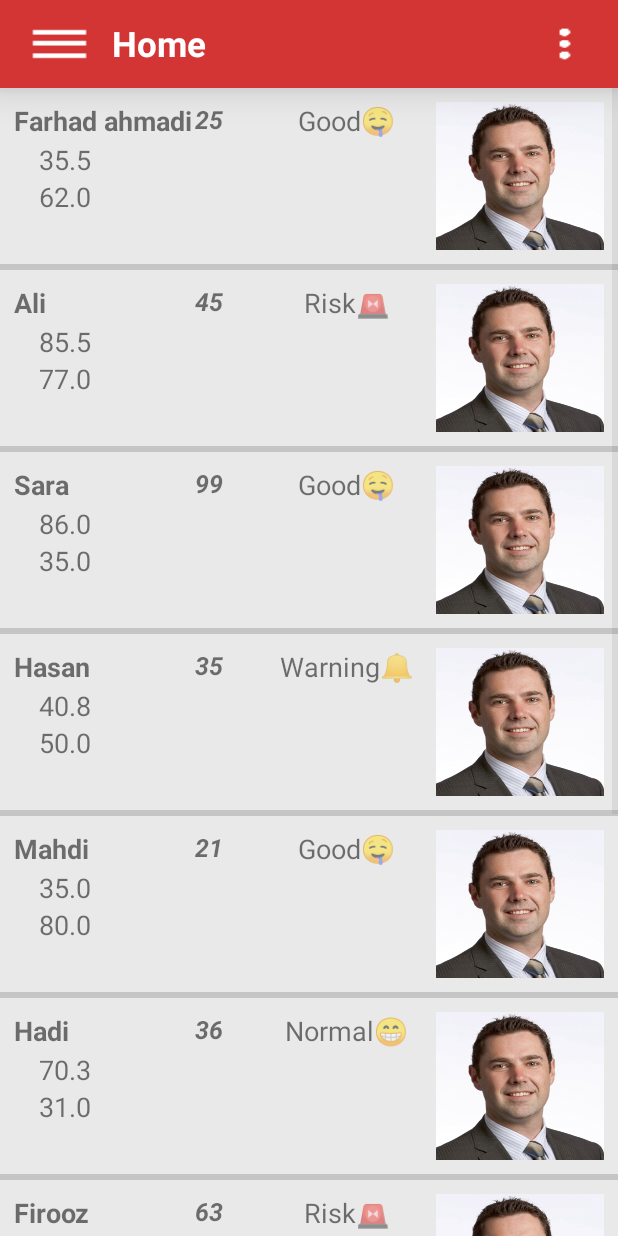
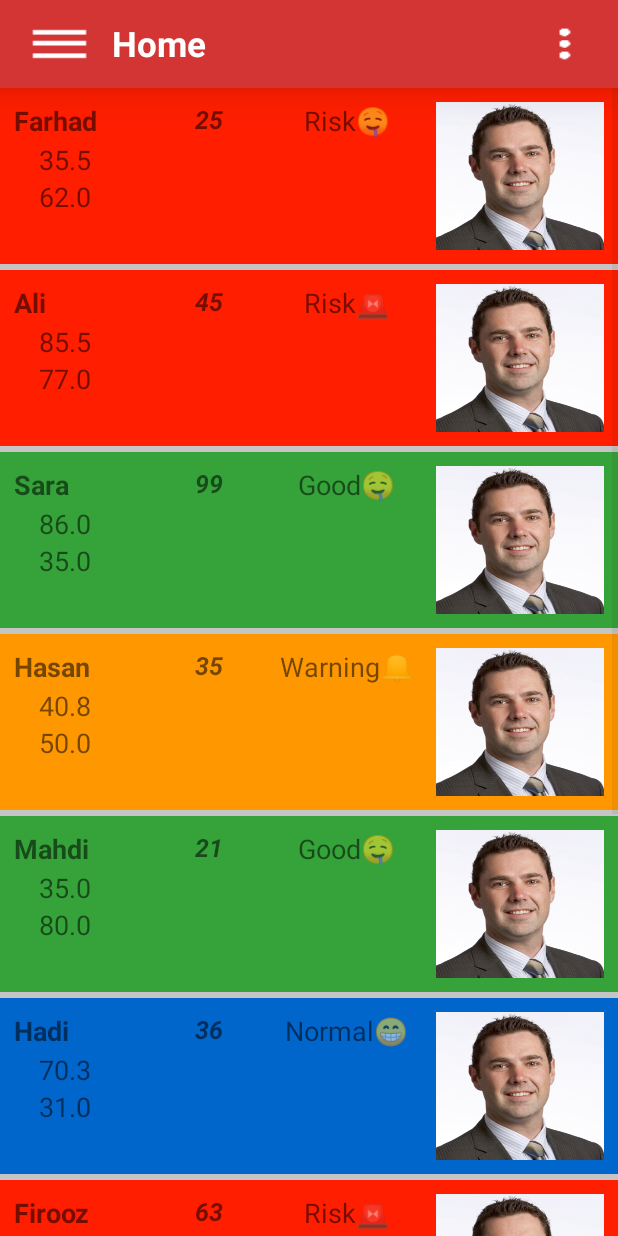
Before and after one commit to matihad/e-band, an Android app: the MainActivity screen opened directly, with no data from a screen before it, on a phone screen of 412 x 824 dp. Run offline under Robolectric (Android 15) with nearby library versions, the phone set to English and light mode, and no system bars; our stand-ins replace sdp/ssp sizes.

Commit message:
backround color of list view fixed

```diff
--- a/app/src/main/java/mahdihadian/gholhak/ehealth/MainActivity.java
+++ b/app/src/main/java/mahdihadian/gholhak/ehealth/MainActivity.java
@@ -1,6 +1,7 @@
 package mahdihadian.gholhak.ehealth;
 
 import android.content.Intent;
+import android.graphics.Color;
 import android.support.annotation.NonNull;
 import android.support.design.widget.NavigationView;
 import android.support.v4.view.GravityCompat;
@@ -15,6 +16,7 @@ import android.view.MenuItem;
 import android.view.View;
 import android.widget.AdapterView;
 import android.widget.ImageButton;
+import android.widget.LinearLayout;
 import android.widget.ListView;
 import android.widget.Toast;
 
@@ -34,6 +36,7 @@ public class MainActivity extends AppCompatActivity {
     ImageButton toggle, btn_more;
     ListView detail_list;
     List<UserModel> userModels;
+
 
 
     @Override
@@ -62,6 +65,8 @@ public class MainActivity extends AppCompatActivity {
                 intent.putExtra(DetailActivity.KEY_AGE, userModels.get(position).getAge());
                 intent.putExtra(DetailActivity.KEY_STATUS, userModels.get(position).getStatus());
                 startActivity(intent);
+
+
 
             }
         });
@@ -94,7 +99,7 @@ public class MainActivity extends AppCompatActivity {
 //    yeki az item haye kebab menu entekhab shod bar un asas sort kone dobare
     private void generateList() {
         userModels = new ArrayList<>();
-        UserModel u1 = new UserModel("Farhad ahmadi", "Good" + emoji_good, 25, 35.5, 62);
+        UserModel u1 = new UserModel("Farhad", "Risk" + emoji_good, 25, 35.5, 62);
         UserModel u2 = new UserModel("Ali", "Risk" + emoji_risk, 45, 85.5, 77);
         UserModel u3 = new UserModel("Sara", "Good" + emoji_good, 99, 86, 35);
         UserModel u4 = new UserModel("Hasan", "Warning" + emoji_warning, 35, 40.8, 50);
@@ -104,6 +109,8 @@ public class MainActivity extends AppCompatActivity {
         UserModel u8 = new UserModel("Shadi", "Good" + emoji_good, 40, 35.5, 73);
         UserModel u9 = new UserModel("Taha", "Warning" + emoji_warning, 25, 63.5, 22);
         UserModel u10 = new UserModel("Danial", "Good" + emoji_good, 27, 37.4, 44);
+
+
 
         userModels.add(u1);
         userModels.add(u2);
--- a/app/src/main/java/mahdihadian/gholhak/ehealth/Utils/ListAdapter.java
+++ b/app/src/main/java/mahdihadian/gholhak/ehealth/Utils/ListAdapter.java
@@ -1,5 +1,6 @@
 package mahdihadian.gholhak.ehealth.Utils;
 
+import android.annotation.SuppressLint;
 import android.content.Context;
 import android.graphics.Color;
 import android.util.Log;
@@ -39,6 +40,7 @@ public class ListAdapter extends BaseAdapter {
         return position;
     }
 
+
     @Override
     public View getView(int position, View convertView, ViewGroup parent) {
         convertView = LayoutInflater.from(mContext).inflate(R.layout.list_detail, parent, false);
@@ -58,19 +60,17 @@ public class ListAdapter extends BaseAdapter {
 
         //        TODO set flat colors (integer data types...)
 
-        switch (userModels.get(position).getStatus()) {
-            case "Warning":
-                layout.setBackgroundColor(Color.YELLOW);
-                break;
-            case "Risk":
-                layout.setBackgroundColor(Color.RED);
-                break;
-            case "Good":
-                layout.setBackgroundColor(Color.GREEN);
-                break;
-            case "Normal":
-                layout.setBackgroundColor(Color.WHITE);
-                break;
+        if (userModels.get(position).getStatus().contains("Risk")) {
+            convertView.setBackgroundColor(Color.rgb(255, 30, 0));
+        }
+        if (userModels.get(position).getStatus().contains("Good")) {
+            convertView.setBackgroundColor(Color.rgb(54, 163, 58));
+        }
+        if (userModels.get(position).getStatus().contains("Normal")) {
+            convertView.setBackgroundColor(Color.rgb(0, 102, 204));
+        }
+        if (userModels.get(position).getStatus().contains("Warning")) {
+            convertView.setBackgroundColor(Color.rgb(255, 152, 0));
         }
 
         return convertView;
--- a/app/src/main/res/layout/list_detail.xml
+++ b/app/src/main/res/layout/list_detail.xml
@@ -4,7 +4,6 @@
     android:id="@+id/layout"
     android:layout_width="match_parent"
     android:layout_height="@dimen/_90sdp"
-    android:background="#E9E9E9"
     android:orientation="horizontal"
     android:padding="@dimen/_7sdp">
 
```
